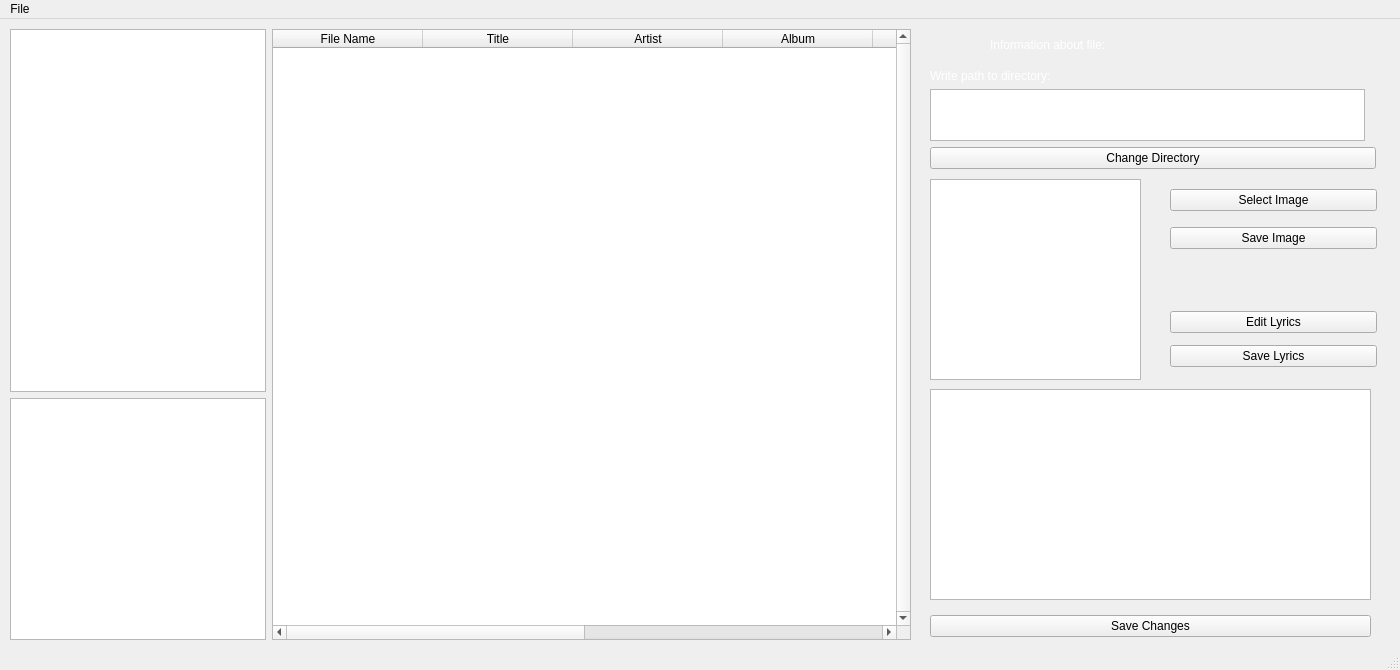
mmasniy/utag, file app/src/mainwindow.ui: the form before one commit.
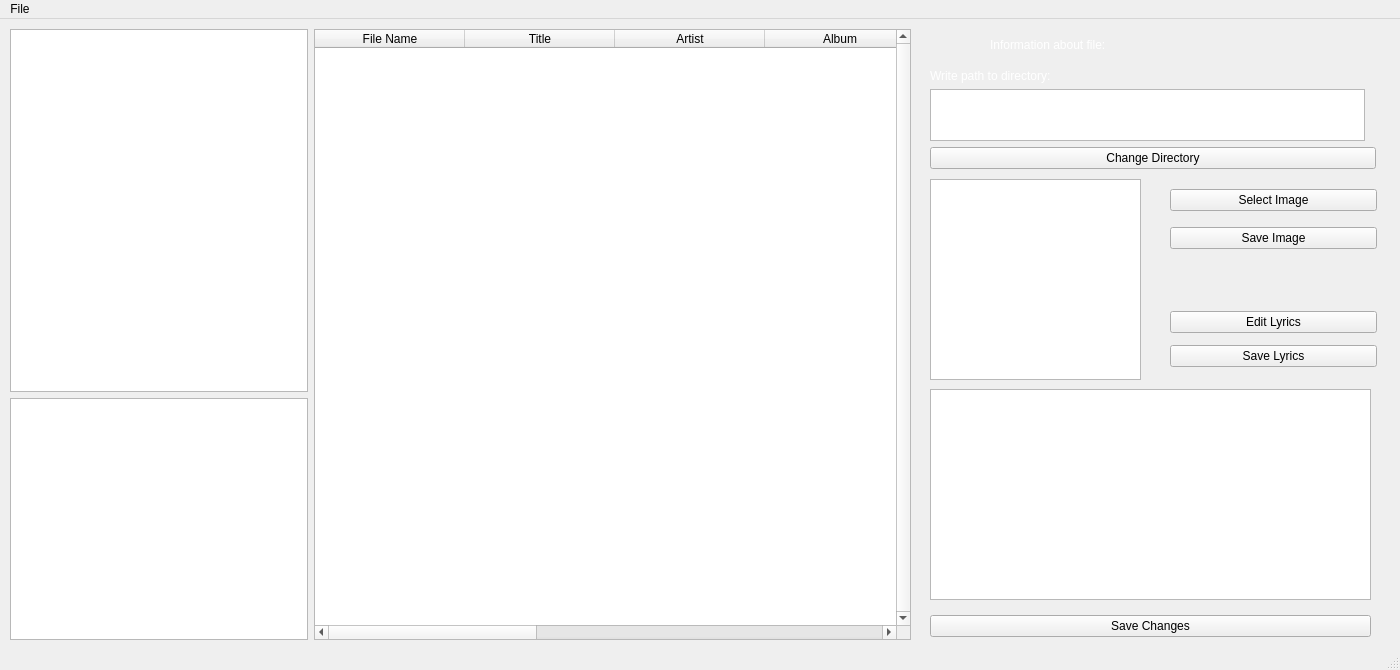
The form after the commit. Custom widgets are drawn as their Qt base class.

The edit to the form file:
```diff
--- a/app/src/mainwindow.ui
+++ b/app/src/mainwindow.ui
@@ -47,7 +47,7 @@
       <height>611</height>
      </rect>
     </property>
-    <layout class="QHBoxLayout" name="horizontalLayout" stretch="0,6">
+    <layout class="QHBoxLayout" name="horizontalLayout" stretch="2,4">
      <item>
       <layout class="QVBoxLayout" name="verticalLayout" stretch="3,2">
        <item>
```
Left out of the diff: 4 changed lines with no effect on the pictures.
